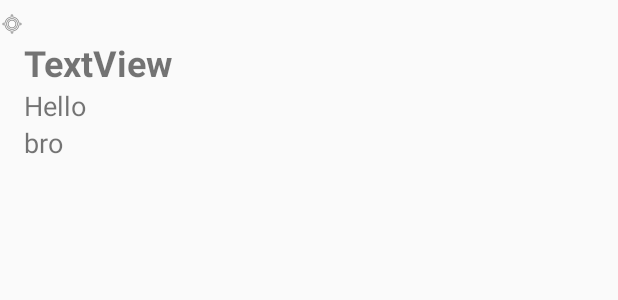
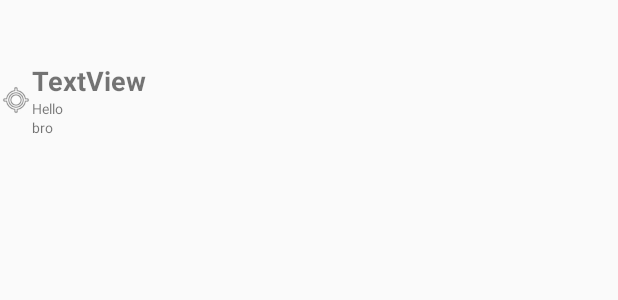
Before and after one commit to yash19970/smartCarParkingIoT, an Android app: the layout listview_row.xml on its own in the app's theme, with its tools: preview values and no code run, on a phone screen of 412 x 824 dp. Shown: the top 300 px of the screen. Run offline under Robolectric (Android 15) with nearby library versions, the light colour scheme and no system bars.

Commit message:
chnaged list view

```diff
--- a/Carpark/app/src/main/res/layout/listview_row.xml
+++ b/Carpark/app/src/main/res/layout/listview_row.xml
@@ -7,8 +7,8 @@
 
     <ImageView
         android:id="@+id/imageView"
-        android:layout_width="wrap_content"
-        android:layout_height="wrap_content"
+        android:layout_width="42dp"
+        android:layout_height="match_parent"
         android:layout_weight="1"
         app:srcCompat="@android:drawable/ic_menu_mylocation" />
 
@@ -25,7 +25,7 @@
             android:layout_width="match_parent"
             android:layout_height="wrap_content"
             android:text="TextView"
-            android:textSize="24sp"
+            android:textSize="18sp"
             android:textStyle="bold" />
 
         <TextView
@@ -33,14 +33,14 @@
             android:layout_width="match_parent"
             android:layout_height="wrap_content"
             android:text="Hello"
-            android:textSize="18sp" />
+            android:textSize="9sp" />
 
         <TextView
             android:id="@+id/tv2"
             android:layout_width="match_parent"
             android:layout_height="wrap_content"
             android:text="bro"
-            android:textSize="18sp" />
+            android:textSize="9sp" />
     </LinearLayout>
 
 </LinearLayout>
```
